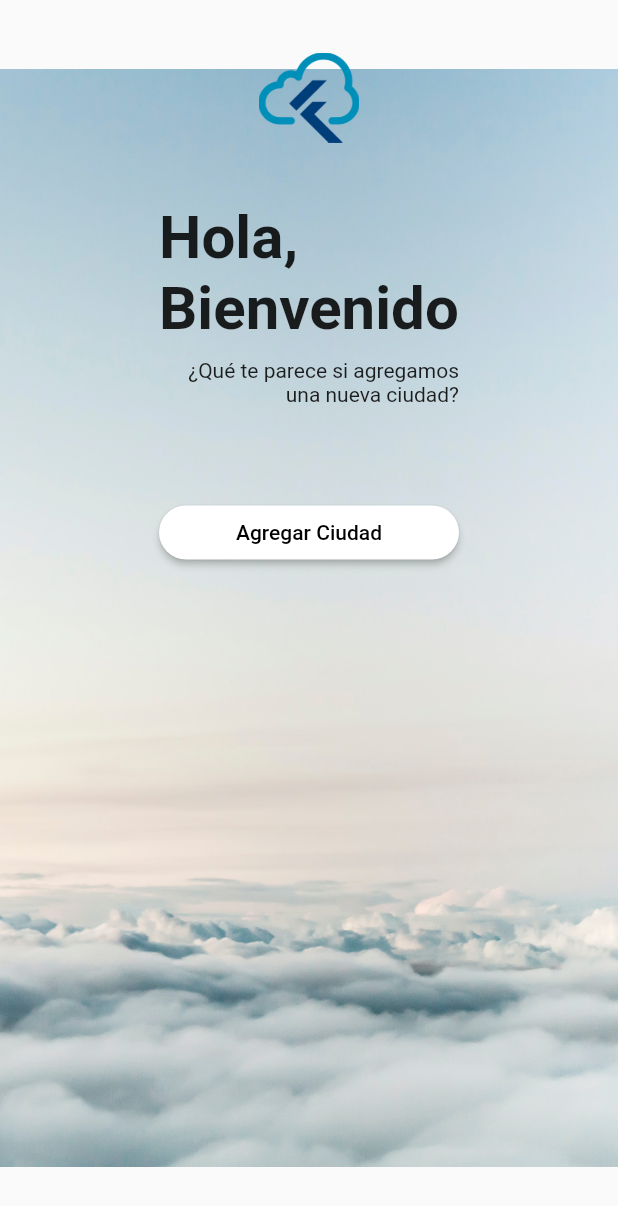
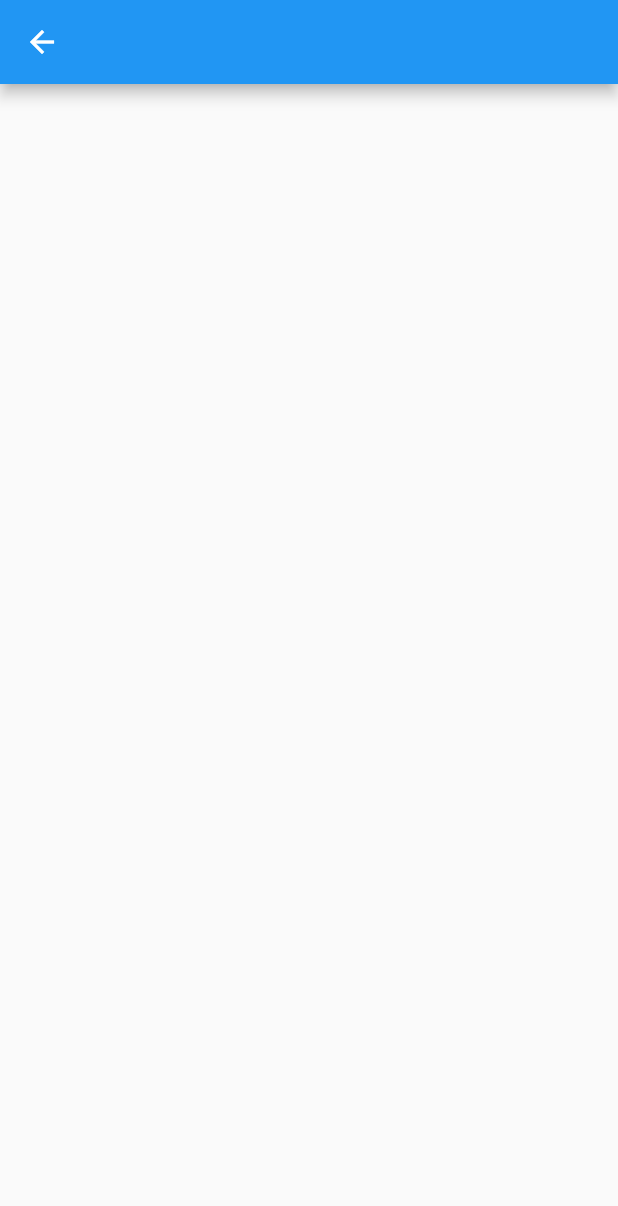
Before and after one commit to Camilo-Arias/Flutter-Weather, a Flutter app: the screen it shows after launch, after a tap on "Agregar Ciudad", on a phone screen of 412 x 824 dp. Shown: the top 1206 px of the screen. Run offline on Flutter 3.47's test engine with Material 2 defaults, Android fonts, the phone set to English and light mode, and no system bars.

Commit message:
add page by add cities

```diff
--- /dev/null
+++ b/lib/ui/cities/cities_page.dart
@@ -0,0 +1,12 @@
+import 'package:flutter/material.dart';
+
+class CitiesPage extends StatelessWidget {
+  const CitiesPage({Key? key}) : super(key: key);
+
+  @override
+  Widget build(BuildContext context) {
+    return Scaffold(
+      appBar: AppBar(),
+    );
+  }
+}
--- a/lib/ui/home_page.dart
+++ b/lib/ui/home_page.dart
@@ -1,10 +1,17 @@
 // ignore_for_file: prefer_const_constructors
 
 import 'package:flutter/material.dart';
+import 'package:weatherflut/ui/cities/cities_page.dart';
 
 //Widget what function of router
 class HomePage extends StatelessWidget {
   const HomePage({Key? key}) : super(key: key);
+
+  void handleNavigationPress(BuildContext context) {
+    Navigator.of(context).push(MaterialPageRoute(
+      builder: (_) => CitiesPage(),
+    ));
+  }
 
   @override
   Widget build(BuildContext context) {
@@ -57,7 +64,7 @@ class HomePage extends StatelessWidget {
                     ),
                     //Button by add citys an the app
                     ElevatedButton(
-                      onPressed: () {},
+                      onPressed: () => handleNavigationPress(context),
                       child: Text('Agregar Ciudad'),
                       style: ElevatedButton.styleFrom(
                         shape: StadiumBorder(),
```
